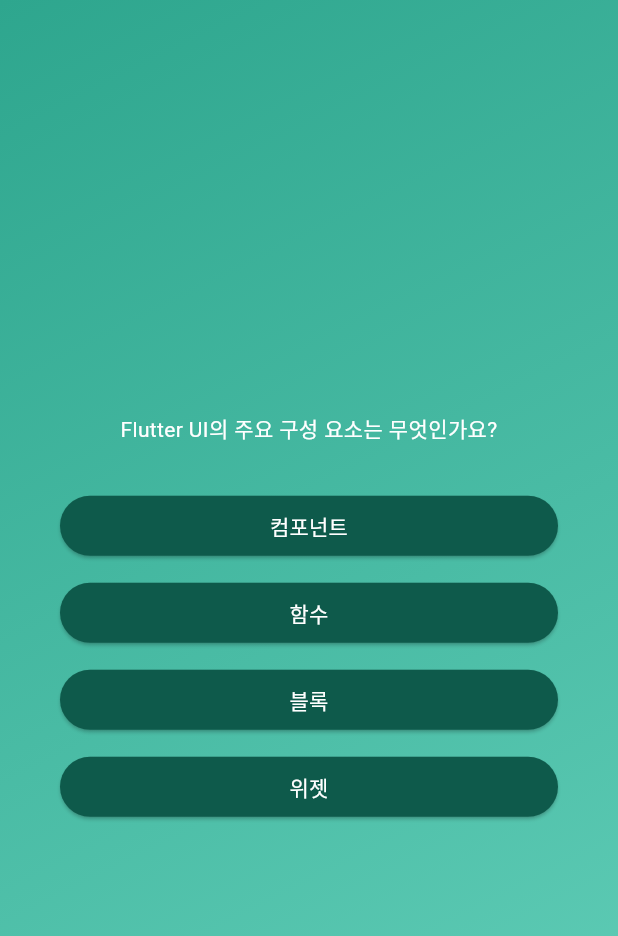
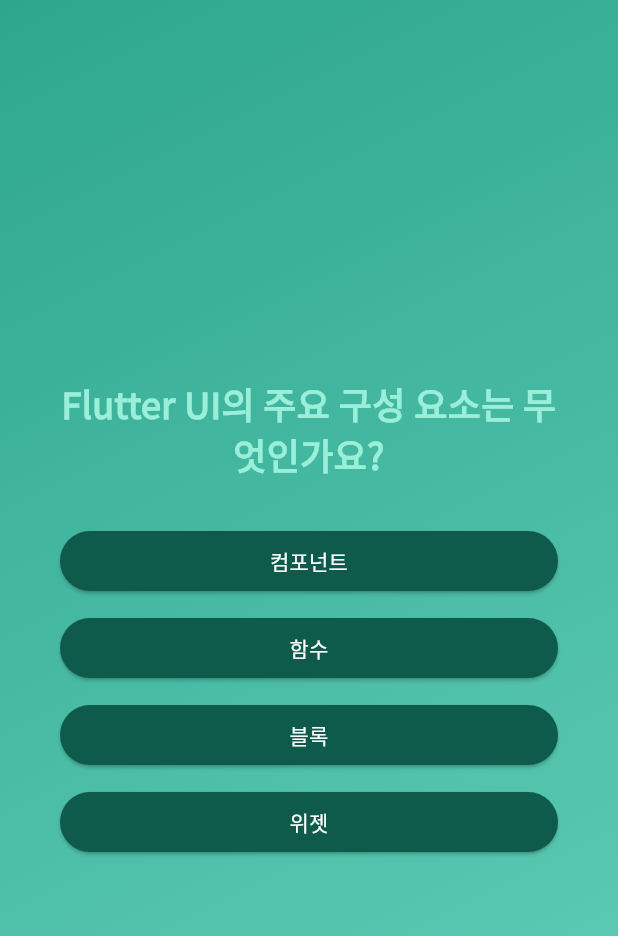
Before and after one commit to NFAP0221S/flutter_max, a Flutter app: the screen it shows after launch, after a tap on "Start Quiz", on a phone screen of 412 x 824 dp. Shown: the top 936 px of the screen. Run offline on Flutter 3.47's test engine with Material 3 defaults, Android fonts, the phone set to English and light mode, and no system bars; our stand-ins replace google_fonts.

Commit message:
구글 폰트 적용

```diff
--- a/quizapp/lib/questions_screen.dart
+++ b/quizapp/lib/questions_screen.dart
@@ -1,4 +1,5 @@
 import 'package:flutter/material.dart';
+import 'package:google_fonts/google_fonts.dart';
 import 'package:quizapp/answer_button.dart';
 import 'package:quizapp/data/questions.dart';
 
@@ -37,7 +38,12 @@ class _QuestionScreen extends State<QuestionScreen> {
             Text(
               // 'The question...',
               currentQuestion.text,
-              style: const TextStyle(color: Colors.white),
+              // style: const TextStyle(color: Colors.white),
+              style: GoogleFonts.notoSansKr(
+                color: const Color.fromARGB(255, 153, 239, 216),
+                fontSize: 24,
+                fontWeight: FontWeight.bold,
+              ),
               textAlign: TextAlign.center,
             ),
             const SizedBox(height: 30),
--- a/quizapp/lib/start_screen.dart
+++ b/quizapp/lib/start_screen.dart
@@ -1,5 +1,6 @@
 import 'package:flutter/material.dart';
 import 'package:flutter/widgets.dart';
+import 'package:google_fonts/google_fonts.dart';
 
 class StartScreen extends StatelessWidget {
   const StartScreen(this.startQuiz ,{super.key});
@@ -27,10 +28,10 @@ class StartScreen extends StatelessWidget {
           const SizedBox(
             height: 80,
           ),
-          const Text(
+          Text(
             'Learn Flutter the fun way!',
-            style: TextStyle(
-                color: Color.fromARGB(255, 194, 227, 222), fontSize: 24),
+            style: GoogleFonts.lato(
+                color: const Color.fromARGB(255, 194, 227, 222), fontSize: 24),
           ),
           const SizedBox(height: 30),
           OutlinedButton.icon(
--- a/quizapp/pubspec.yaml
+++ b/quizapp/pubspec.yaml
@@ -35,6 +35,7 @@ dependencies:
   # The following adds the Cupertino Icons font to your application.
   # Use with the CupertinoIcons class for iOS style icons.
   cupertino_icons: ^1.0.6
+  google_fonts: ^6.2.1
 
 dev_dependencies:
   flutter_test:
```
Also changed, not shown: quizapp/pubspec.lock, 1 other file.
